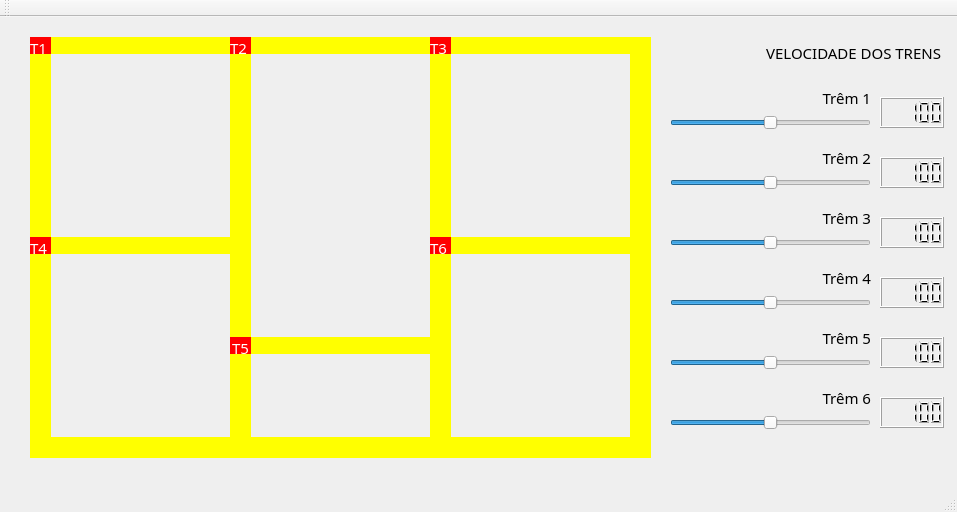
Old version of the form mainwindow.ui in the repository Lucasadasc/projeto-colisao-trens.
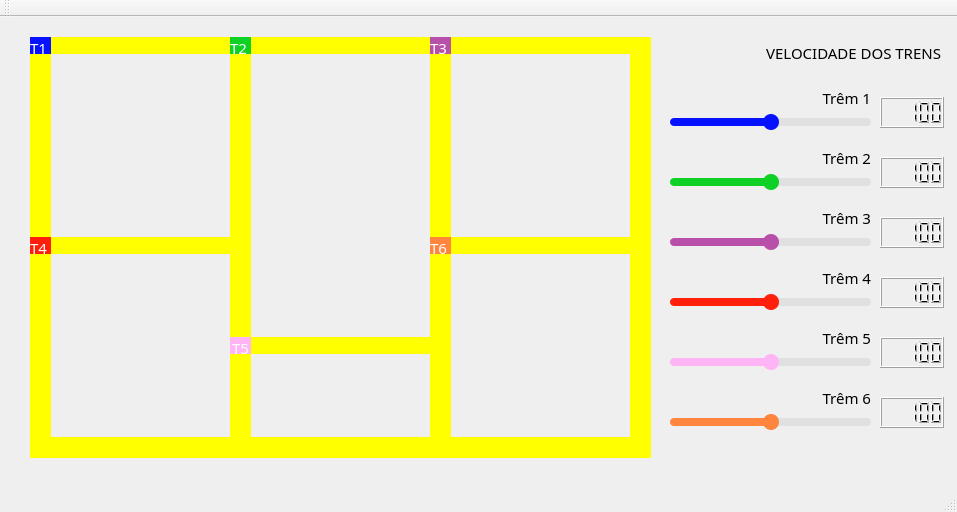
New version of the form.

Commit message: feat: atualiza cores dos sliders

The edit to the form file:
```diff
--- a/mainwindow.ui
+++ b/mainwindow.ui
@@ -30,7 +30,7 @@
      </font>
     </property>
     <property name="styleSheet">
-     <string notr="true">QLabel { background: red}</string>
+     <string notr="true">QLabel { background: rgb(6, 18, 255)}</string>
     </property>
     <property name="text">
      <string>&lt;html&gt;&lt;head/&gt;&lt;body&gt;&lt;p&gt;&lt;span style=&quot; color:#ffffff;&quot;&gt;T1&lt;/span&gt;&lt;/p&gt;&lt;/body&gt;&lt;/html&gt;</string>
@@ -84,7 +84,7 @@
      </font>
     </property>
     <property name="styleSheet">
-     <string notr="true">QLabel { background: red}</string>
+     <string notr="true">QLabel { background: rgb(14, 208, 37)}</string>
     </property>
     <property name="text">
      <string>&lt;html&gt;&lt;head/&gt;&lt;body&gt;&lt;p&gt;&lt;span style=&quot; color:#ffffff;&quot;&gt;T2&lt;/span&gt;&lt;/p&gt;&lt;/body&gt;&lt;/html&gt;</string>
@@ -346,7 +346,7 @@
      </font>
     </property>
     <property name="styleSheet">
-     <string notr="true">QLabel { background: red}</string>
+     <string notr="true">QLabel { background: rgb(184, 80, 170)}</string>
     </property>
     <property name="text">
      <string>&lt;html&gt;&lt;head/&gt;&lt;body&gt;&lt;p&gt;&lt;span style=&quot; color:#ffffff;&quot;&gt;T3&lt;/span&gt;&lt;/p&gt;&lt;/body&gt;&lt;/html&gt;</string>
@@ -368,7 +368,7 @@
      </font>
     </property>
     <property name="styleSheet">
-     <string notr="true">QLabel { background: red}</string>
+     <string notr="true">QLabel { background: rgb(255, 31, 11)}</string>
     </property>
     <property name="text">
      <string>&lt;html&gt;&lt;head/&gt;&lt;body&gt;&lt;p&gt;&lt;span style=&quot; color:#ffffff;&quot;&gt;T4&lt;/span&gt;&lt;/p&gt;&lt;/body&gt;&lt;/html&gt;</string>
@@ -396,7 +396,7 @@
      <bool>false</bool>
     </property>
     <property name="styleSheet">
-     <string notr="true">QLabel { background: red}</string>
+     <string notr="true">QLabel { background: rgb(255, 180, 245)}</string>
     </property>
     <property name="text">
      <string>&lt;html&gt;&lt;head/&gt;&lt;body&gt;&lt;p&gt;&lt;span style=&quot; color:#ffffff;&quot;&gt;T5&lt;/span&gt;&lt;/p&gt;&lt;/body&gt;&lt;/html&gt;</string>
@@ -424,7 +424,7 @@
      </font>
     </property>
     <property name="styleSheet">
-     <string notr="true">QLabel { background: red}</string>
+     <string notr="true">QLabel { background: rgb(255, 133, 62)}</string>
     </property>
     <property name="text">
      <string>&lt;html&gt;&lt;head/&gt;&lt;body&gt;&lt;p&gt;&lt;span style=&quot; color:#ffffff;&quot;&gt;T6&lt;/span&gt;&lt;/p&gt;&lt;/body&gt;&lt;/html&gt;</string>
@@ -445,6 +445,25 @@
       <height>0</height>
      </size>
     </property>
+    <property name="styleSheet">
+     <string notr="true">QSlider::groove:horizontal {
+    background: #e0e0e0;
+    height: 8px;
+    border-radius: 4px;
+}
+QSlider::handle:horizontal {
+    background: rgb(6, 18, 255);
+    width: 16px;
+    margin-top: -4px;
+    margin-bottom: -4px;
+    border-radius: 8px;
+}
+QSlider::sub-page:horizontal {
+    background: rgb(6, 18, 255);
+    border-radius: 4px;
+}
+</string>
+    </property>
     <property name="minimum">
      <number>0</number>
     </property>
@@ -517,6 +536,25 @@
       <height>31</height>
      </rect>
     </property>
+    <property name="styleSheet">
+     <string notr="true">QSlider::groove:horizontal {
+    background: #e0e0e0;
+    height: 8px;
+    border-radius: 4px;
+}
+QSlider::handle:horizontal {
+    background: rgb(14, 208, 37);
+    width: 16px;
+    margin-top: -4px;
+    margin-bottom: -4px;
+    border-radius: 8px;
+}
+QSlider::sub-page:horizontal {
+    background: rgb(14, 208, 37);
+    border-radius: 4px;
+}
+</string>
+    </property>
     <property name="maximum">
      <number>200</number>
     </property>
@@ -586,6 +624,25 @@
       <height>31</height>
      </rect>
     </property>
+    <property name="styleSheet">
+     <string notr="true">QSlider::groove:horizontal {
+    background: #e0e0e0;
+    height: 8px;
+    border-radius: 4px;
+}
+QSlider::handle:horizontal {
+    background:rgb(184, 80, 170);
+    width: 16px;
+    margin-top: -4px;
+    margin-bottom: -4px;
+    border-radius: 8px;
+}
+QSlider::sub-page:horizontal {
+    background: rgb(184, 80, 170);
+    border-radius: 4px;
+}
+</string>
+    </property>
     <property name="maximum">
      <number>200</number>
     </property>
@@ -605,6 +662,25 @@
       <height>31</height>
      </rect>
     </property>
+    <property name="styleSheet">
+     <string notr="true">QSlider::groove:horizontal {
+    background: #e0e0e0;
+    height: 8px;
+    border-radius: 4px;
+}
+QSlider::handle:horizontal {
+    background: rgb(255, 31, 11);
+    width: 16px;
+    margin-top: -4px;
+    margin-bottom: -4px;
+    border-radius: 8px;
+}
+QSlider::sub-page:horizontal {
+    background: rgb(255, 31, 11);
+    border-radius: 4px;
+}
+</string>
+    </property>
     <property name="maximum">
      <number>200</number>
     </property>
@@ -624,6 +700,25 @@
       <height>31</height>
      </rect>
     </property>
+    <property name="styleSheet">
+     <string notr="true">QSlider::groove:horizontal {
+    background: #e0e0e0;
+    height: 8px;
+    border-radius: 4px;
+}
+QSlider::handle:horizontal {
+    background: rgb(255, 180, 245);
+    width: 16px;
+    margin-top: -4px;
+    margin-bottom: -4px;
+    border-radius: 8px;
+}
+QSlider::sub-page:horizontal {
+    background: rgb(255, 180, 245);
+    border-radius: 4px;
+}
+</string>
+    </property>
     <property name="maximum">
      <number>200</number>
     </property>
@@ -643,6 +738,25 @@
       <height>31</height>
      </rect>
     </property>
+    <property name="styleSheet">
+     <string notr="true">QSlider::groove:horizontal {
+    background: #e0e0e0;
+    height: 8px;
+    border-radius: 4px;
+}
+QSlider::handle:horizontal {
+    background:rgb(255, 133, 62);
+    width: 16px;
+    margin-top: -4px;
+    margin-bottom: -4px;
+    border-radius: 8px;
+}
+QSlider::sub-page:horizontal {
+    background: rgb(255, 133, 62);
+    border-radius: 4px;
+}
+</string>
+    </property>
     <property name="maximum">
      <number>200</number>
     </property>
```
The commit also changes 1 other file.
